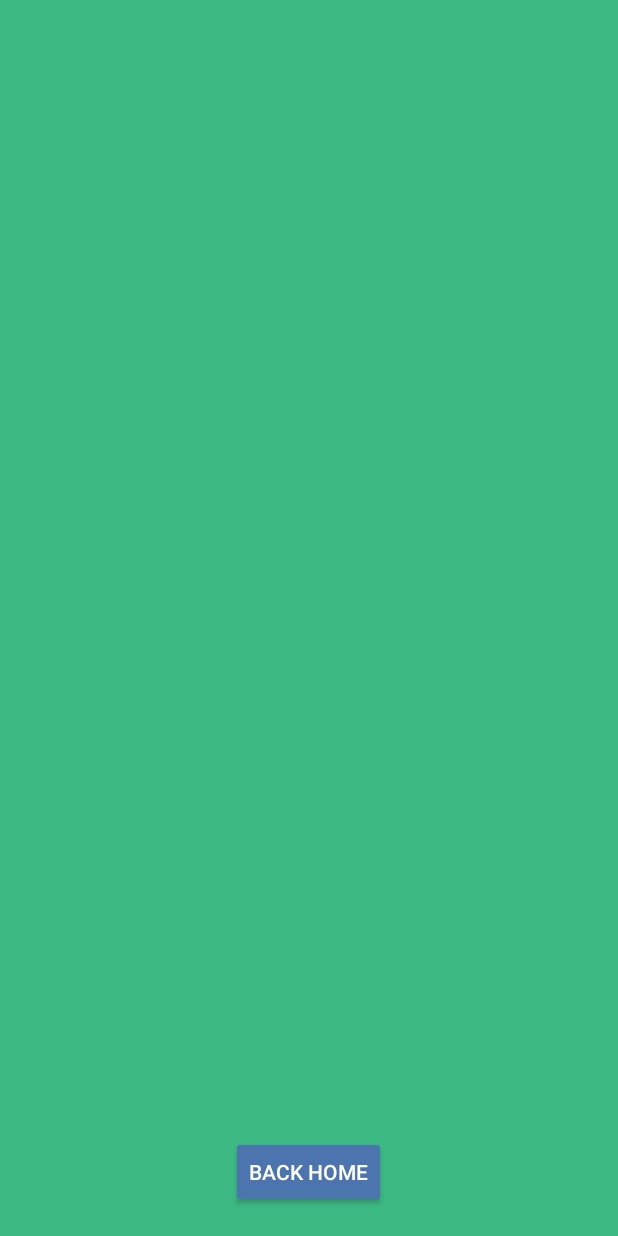
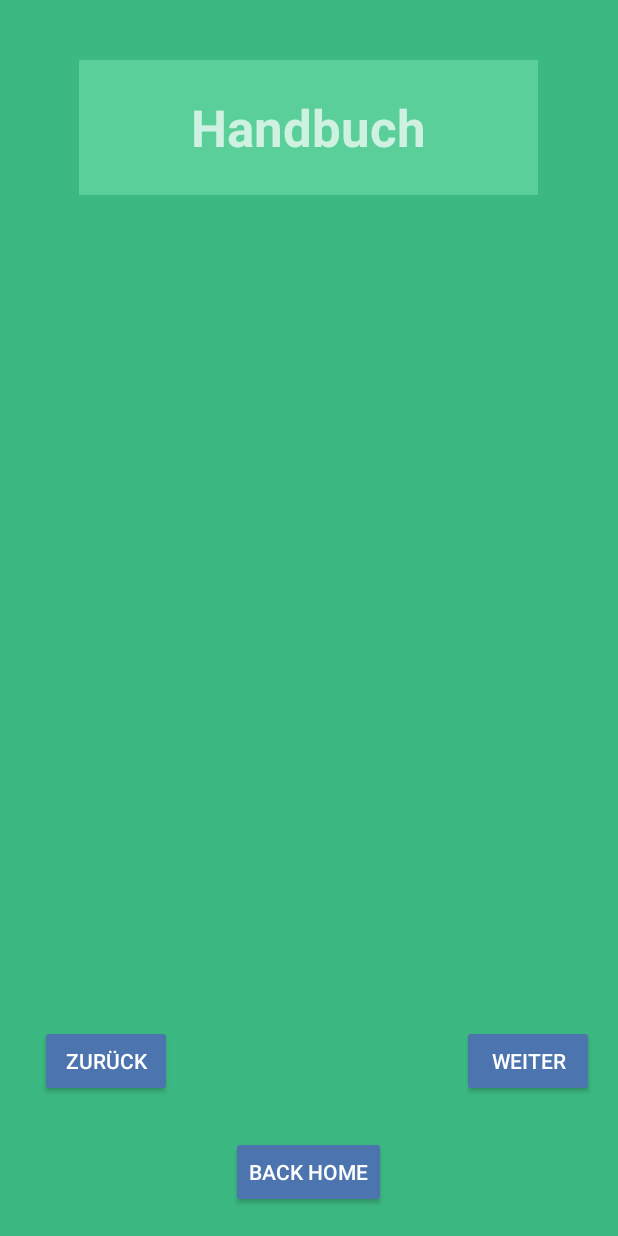
Before and after one commit to KathrinKollegger/Gluko-Smart-App, an Android app: the UserManual screen opened directly, with no data from a screen before it, on a phone screen of 412 x 824 dp. Run offline under Robolectric (Android 15) with nearby library versions, the phone set to English and light mode, and no system bars.

Commit message:
Handbuch beginn ;M Fotos erst am Ende wenn Oberfläche fix steht

```diff
--- a/app/src/main/res/layout/activity_usermanual.xml
+++ b/app/src/main/res/layout/activity_usermanual.xml
@@ -5,6 +5,39 @@
     android:layout_height="match_parent"
     xmlns:app="http://schemas.android.com/apk/res-auto"
     android:background="#3CB882">
+
+    <Button
+        android:id="@+id/button_weiter2"
+        android:layout_width="wrap_content"
+        android:layout_height="wrap_content"
+        android:backgroundTint="#4C74AF"
+        android:text="Zurück"
+        app:layout_constraintBottom_toBottomOf="parent"
+        app:layout_constraintEnd_toEndOf="parent"
+        app:layout_constraintHorizontal_bias="0.083"
+        app:layout_constraintStart_toStartOf="parent"
+        app:layout_constraintTop_toTopOf="parent"
+        app:layout_constraintVertical_bias="0.881" />
+
+    <TextView
+        android:id="@+id/textview_handbuch"
+        android:layout_width="306dp"
+        android:layout_height="90dp"
+        android:layout_marginStart="32dp"
+        android:layout_marginTop="40dp"
+        android:layout_marginEnd="32dp"
+        android:layout_marginBottom="561dp"
+        android:background="#5BCF99"
+        android:gravity="center"
+        android:text="Handbuch"
+        android:textAppearance="@style/TextAppearance.AppCompat.Display1"
+        android:textStyle="bold"
+        android:visibility="visible"
+        app:layout_constraintEnd_toEndOf="parent"
+        app:layout_constraintHorizontal_bias="0.489"
+        app:layout_constraintStart_toStartOf="parent"
+        app:layout_constraintTop_toTopOf="parent"
+        app:layout_constraintVertical_bias="1.0" />
 
     <Button
         android:id="@+id/button_homeUser"
@@ -20,7 +53,17 @@
         app:layout_constraintVertical_bias="0.976" />
 
 
-
-
+    <Button
+        android:id="@+id/button_weiter"
+        android:layout_width="wrap_content"
+        android:layout_height="wrap_content"
+        android:backgroundTint="#4C74AF"
+        android:text="Weiter"
+        app:layout_constraintBottom_toBottomOf="parent"
+        app:layout_constraintEnd_toEndOf="parent"
+        app:layout_constraintHorizontal_bias="0.95"
+        app:layout_constraintStart_toStartOf="parent"
+        app:layout_constraintTop_toTopOf="parent"
+        app:layout_constraintVertical_bias="0.881" />
 
 </androidx.constraintlayout.widget.ConstraintLayout>
--- a/app/src/main/res/layout/activity_werte_eingabe.xml
+++ b/app/src/main/res/layout/activity_werte_eingabe.xml
@@ -48,7 +48,7 @@
     <EditText
         android:id="@+id/eingabe_Blutzuckerwert"
         android:layout_width="258dp"
-        android:layout_height="42dp"
+        android:layout_height="48dp"
         android:layout_margin="10dp"
         android:layout_marginStart="10dp"
         android:layout_marginEnd="9dp"
```
